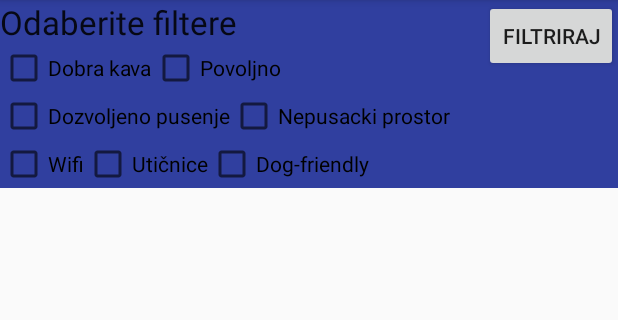
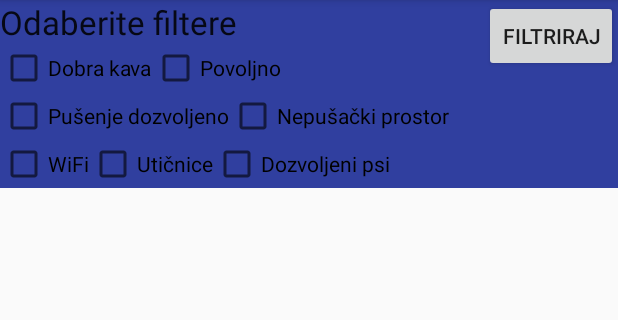
Before and after one commit to dzdrav/Android-kafici, an Android app: the screen it shows after launch (MainActivity), on a phone screen of 412 x 824 dp, the part 84-404 px from its top. Run offline under Robolectric (Android 15) with nearby library versions, the phone set to English and light mode, and no system bars.

Commit message:
Prijevodi stringova, preimenovani resursi

```diff
--- a/app/src/main/java/com/example/dzdrava/kafici/DBAdapter.java
+++ b/app/src/main/java/com/example/dzdrava/kafici/DBAdapter.java
@@ -20,7 +20,7 @@ public class DBAdapter {
 
     static final String DATABASE_NAME = "Kafici";
     //static final String DATABASE_TABLE = "glavna";
-    static final int DATABASE_VERSION = 10;
+    static final int DATABASE_VERSION = 12;
 
     // DMS stringovi za tablicu kafici
     public static final String SQL_CREATE_ENTRIES = "CREATE TABLE " + KaficContract.KaficEntry.TABLE_NAME + " (" +
--- a/app/src/main/java/com/example/dzdrava/kafici/FiltersFragment.java
+++ b/app/src/main/java/com/example/dzdrava/kafici/FiltersFragment.java
@@ -35,7 +35,7 @@ public class FiltersFragment extends Fragment implements View.OnClickListener {
     }
     @Override
     public void onClick(View view) {
-        Toast.makeText(getContext(), "You clicked on filters", Toast.LENGTH_LONG).show();
+        //Toast.makeText(getContext(), "You clicked on filters", Toast.LENGTH_LONG).show();
 
         boolean isChecked = chb1.isChecked();
         boolean isChecked2 = chb2.isChecked();
--- a/app/src/main/res/layout/recyclerview_activity.xml
+++ b/app/src/main/res/layout/recyclerview_activity.xml
@@ -15,45 +15,49 @@
             android:background="?android:colorBackground"
             />-->
         <TextView
+            android:id="@+id/textView2"
             style="@android:style/TextAppearance.Large"
             android:layout_width="wrap_content"
             android:layout_height="wrap_content"
-            android:text="Odaberite filtere"
-            android:id="@+id/textView2" />
+            android:text="@string/odaberi_filter" />
+
         <CheckBox
             android:id="@+id/checkBoxKava"
             android:layout_width="wrap_content"
             android:layout_height="wrap_content"
             android:layout_alignParentStart="true"
             android:layout_below="@+id/textView2"
-            android:text="Dobra kava" />
+            android:text="@string/filter_dobra_kava" />
+
         <CheckBox
             android:id="@+id/checkBoxCijena"
             android:layout_width="wrap_content"
             android:layout_height="wrap_content"
+            android:layout_below="@+id/textView2"
             android:layout_toEndOf="@+id/checkBoxKava"
-            android:layout_below="@+id/textView2"
-            android:text="Povoljno" />
+            android:text="@string/filter_povoljno" />
+
         <CheckBox
             android:id="@+id/checkBoxPusacki"
             android:layout_width="wrap_content"
             android:layout_height="wrap_content"
             android:layout_below="@+id/checkBoxKava"
-            android:text="Dozvoljeno pusenje" />
+            android:text="@string/filter_dozvoljeno_pusenje" />
+
         <CheckBox
             android:id="@+id/checkBoxNepusacki"
             android:layout_width="wrap_content"
             android:layout_height="wrap_content"
+            android:layout_below="@+id/checkBoxKava"
             android:layout_toEndOf="@+id/checkBoxPusacki"
-            android:layout_below="@+id/checkBoxKava"
-            android:text="Nepusacki prostor" />
+            android:text="@string/filter_nepuscacki_prostor" />
 
         <CheckBox
             android:id="@+id/checkBoxWifi"
             android:layout_width="wrap_content"
             android:layout_height="wrap_content"
             android:layout_below="@+id/checkBoxPusacki"
-            android:text="Wifi" />
+            android:text="@string/filter_wifi" />
 
         <CheckBox
             android:id="@+id/checkBoxuticnice"
@@ -61,14 +65,15 @@
             android:layout_height="wrap_content"
             android:layout_below="@+id/checkBoxPusacki"
             android:layout_toEndOf="@+id/checkBoxWifi"
-            android:text="Utičnice" />
+            android:text="@string/filter_uticnice" />
+
         <CheckBox
             android:id="@+id/checkBoxPsi"
             android:layout_width="wrap_content"
             android:layout_height="wrap_content"
             android:layout_below="@+id/checkBoxPusacki"
             android:layout_toEndOf="@+id/checkBoxuticnice"
-            android:text="Dog-friendly" />
+            android:text="@string/filter_dog_friendly" />
 
         <Button
             android:id="@+id/button2"
@@ -76,7 +81,7 @@
             android:layout_height="wrap_content"
             android:layout_alignParentRight="true"
             android:onClick="filter"
-            android:text="Filtriraj"/>
+            android:text="@string/filter_filter_button" />
     </RelativeLayout>
 
 
--- a/app/src/main/res/layout/text_row_item.xml
+++ b/app/src/main/res/layout/text_row_item.xml
@@ -7,6 +7,5 @@
     <TextView
         android:id="@+id/textView"
         android:layout_width="wrap_content"
-        android:layout_height="wrap_content"
-        android:text="element_text"/>
+        android:layout_height="wrap_content" />
 </FrameLayout>
--- a/app/src/main/res/values/strings.xml
+++ b/app/src/main/res/values/strings.xml
@@ -1,3 +1,19 @@
 <resources>
     <string name="app_name">Kafici</string>
+    <string name="cijena">Cijena</string>
+    <string name="kava">Kava</string>
+    <string name="buka">Buka</string>
+    <string name="guzva">Gužva</string>
+    <string name="osvjetljenje">Osvjetljenje</string>
+    <string name="osoblje">Osoblje</string>
+    <string name="odaberi_filter">Odaberite filtere</string>
+    <string name="filter_dobra_kava">Dobra kava</string>
+    <string name="filter_povoljno">Povoljno</string>
+    <string name="filter_dozvoljeno_pusenje">Pušenje dozvoljeno</string>
+    <string name="filter_nepuscacki_prostor">Nepušački prostor</string>
+    <string name="filter_wifi">WiFi</string>
+    <string name="filter_uticnice">Utičnice</string>
+    <string name="filter_dog_friendly">Dozvoljeni psi</string>
+    <string name="filter_filter_button">Filtriraj</string>
+    <string name="filter_filtrirano">Filtrirano!</string>
 </resources>
```
Also changed, not shown: app/src/main/java/com/example/dzdrava/kafici/DisplayActivity.java (+6 -6 lines), app/src/main/java/com/example/dzdrava/kafici/MainActivity.java (+4 -46 lines), app/src/main/res/layout/activity_display.xml (+20 -14 lines), app/src/main/res/layout/item.xml (+6 -4 lines), app/src/main/res/drawable/emma.jpeg (deleted), app/src/main/res/drawable/k20.jpg (renamed from app/src/main/res/drawable/finjak.jpg), app/src/main/res/drawable/k34.jpg (renamed from app/src/main/res/drawable/miss_donut.jpg), app/src/main/res/drawable/k43.jpg (renamed from app/src/main/res/drawable/potter.jpg), app/src/main/res/drawable/k44.jpg (renamed from app/src/main/res/drawable/procaffe.jpg), app/src/main/res/drawable/k54.jpg (renamed from app/src/main/res/drawable/tesla_smart_bar.jpg), app/src/main/res/drawable/lavery.jpeg (deleted), app/src/main/res/drawable/lillie.jpeg (deleted), 3 other files.
